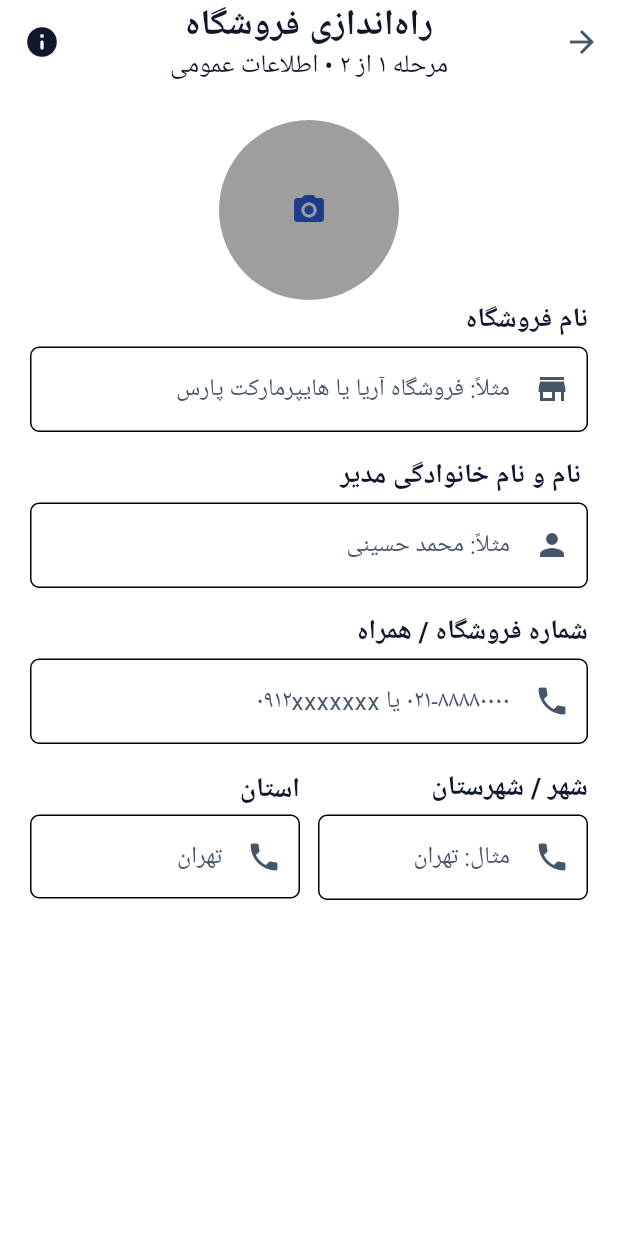
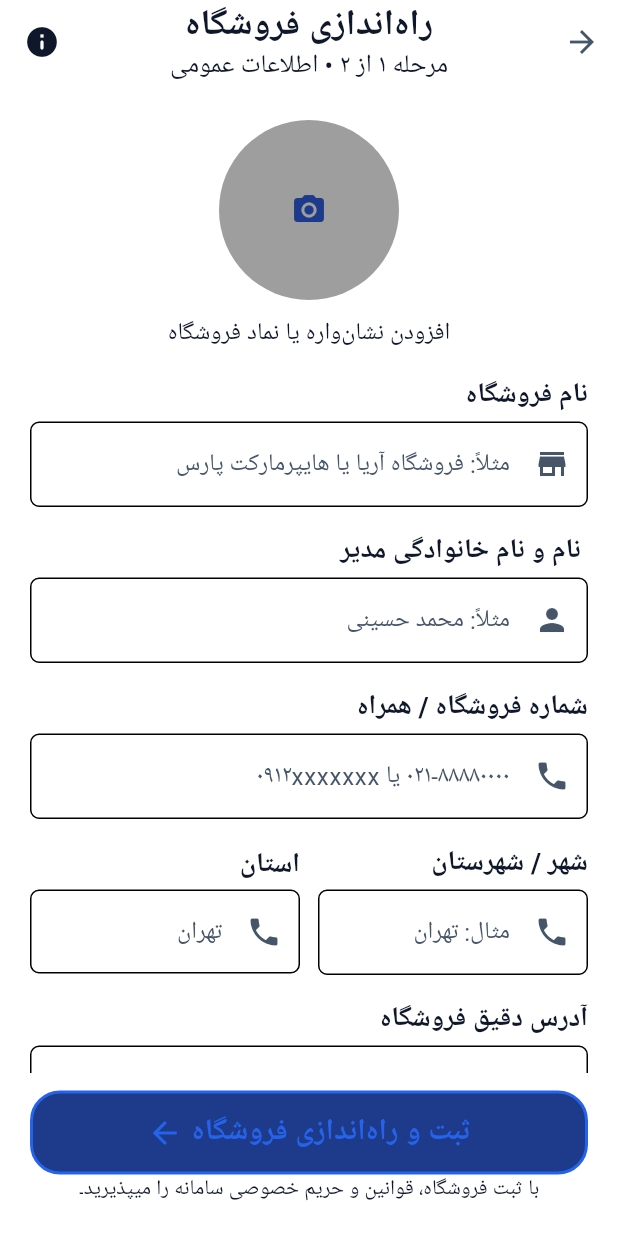
Before and after one commit to RedDevStudio/factopro-frontend, a Flutter app: the AuthScreen screen opened by its route, on a phone screen of 412 x 824 dp. Run offline on Flutter 3.47's test engine with Material 3 defaults, Android fonts, the phone set to English and light mode, and no system bars; our stand-ins replace gap, go_router, image_picker, smooth_page_indicator.

Commit message:
feat: continue user store registration screen UI

```diff
--- a/lib/features/authentication/view/user_store_registration.dart
+++ b/lib/features/authentication/view/user_store_registration.dart
@@ -1,3 +1,5 @@
+import 'package:factopro/core/common_widgets/primary_button.dart';
+import 'package:factopro/core/utils/extensions/context_extension.dart';
 import 'package:factopro/features/authentication/widgets/custom_text_field.dart';
 import 'package:factopro/features/authentication/widgets/logo_picker.dart';
 import 'package:flutter/material.dart';
@@ -10,6 +12,7 @@ class AuthScreen extends StatelessWidget {
   @override
   Widget build(BuildContext context) {
     return Scaffold(
+      backgroundColor: context.colorScheme.onPrimary,
       appBar: AppBar(
         actions: [
           IconButton(onPressed: () {}, icon: Icon(Icons.arrow_forward)),
@@ -29,7 +32,11 @@ class AuthScreen extends StatelessWidget {
         ),
         leading: Icon(Icons.info_rounded),
       ),
-      body: Padding(
+      body: Column(
+        children: [
+          Expanded(
+            child: SingleChildScrollView(
+              child: Padding(
                 padding: const EdgeInsets.only(
                   top: 24,
                   left: 20,
@@ -43,6 +50,12 @@ class AuthScreen extends StatelessWidget {
                       source: ImageSource.gallery,
                       boxRadius: 60,
                     ),
+                    Gap(10),
+                    Text(
+                      "افزودن نشان‌واره یا نماد فروشگاه",
+                      style: TextStyle(fontSize: 16),
+                    ),
+                    Gap(16),
                     CustomTextField(
                       controller: TextEditingController(),
                       title: "نام فروشگاه",
@@ -83,15 +96,56 @@ class AuthScreen extends StatelessWidget {
                           child: CustomTextField(
                             controller: TextEditingController(),
                             title: 'شهر / شهرستان',
-                    hintText:'مثال: تهران',
+                            hintText: 'مثال: تهران',
                             suffixIcon: Icons.phone,
                             validator: (value) {},
                           ),
                         ),
                       ],
                     ),
+                    Gap(16),
+                    CustomTextField(
+                      controller: TextEditingController(),
+                      title: 'آدرس دقیق فروشگاه',
+                      hintText: 'خیابان اصلی، کوچه، پلاک، طبقه یا واحد تجاری',
+                      suffixIcon: Icons.place,
+                      validator: (value) {},
+                    ),
+                    Gap(16),
+                    CustomTextField(
+                      controller: TextEditingController(),
+                      title: 'کد پستی',
+                      hintText: '1234567890',
+                      suffixIcon: Icons.email,
+                      validator: (value) {},
+                    ),
+                    Gap(16),
+                    CustomTextField(
+                      controller: TextEditingController(),
+                      title: 'دسته‌بندی و صنف فروشگاه',
+                      hintText: 'سوپرمارکت و مواد غذایی',
+                      suffixIcon: Icons.email,
+                      validator: (value) {},
+                    ),
                   ],
                 ),
+              ),
+            ),
+          ),
+          Container(
+            padding: EdgeInsets.only(top: 12, right: 20, left: 20, bottom: 20),
+            child: Column(
+              children: [
+                PrimaryButton(
+                  onTap: () {},
+                  labelText: "ثبت و راه‌اندازی فروشگاه",
+                  icon: Icons.arrow_back,
+                ),
+                Text("با ثبت فروشگاه، قوانین و حریم خصوصی سامانه را میپذیرید۔")
+              ],
+            ),
+          ),
+        ],
       ),
     );
   }
```
Lines whose indentation alone changed are shown as unchanged.
